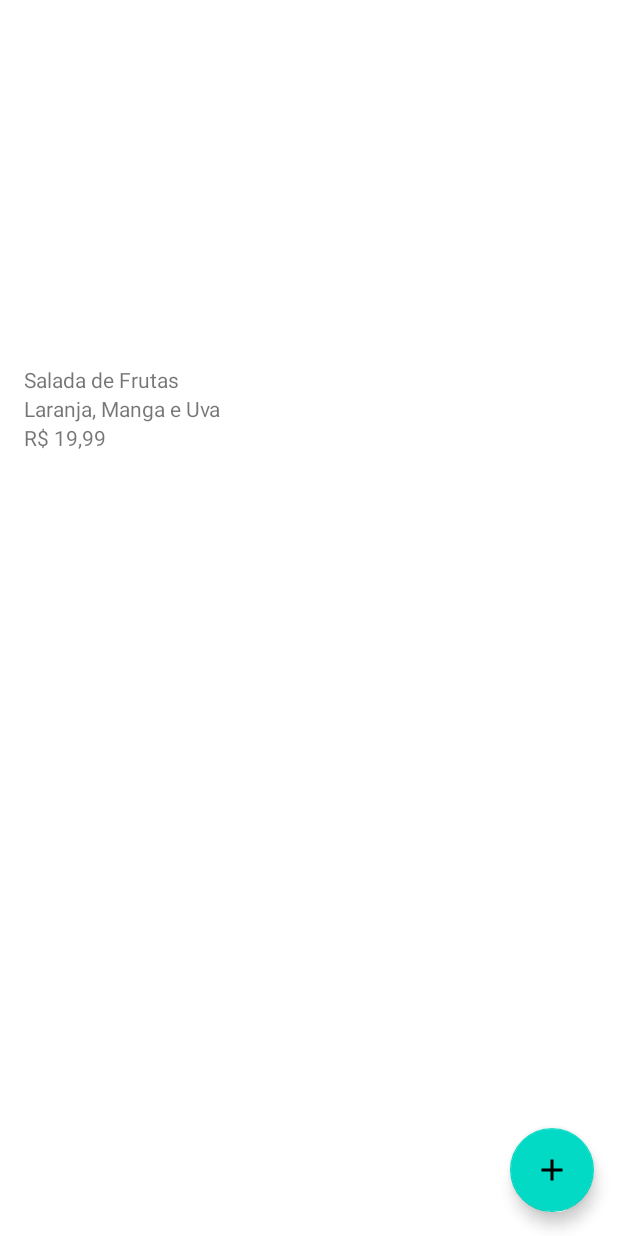
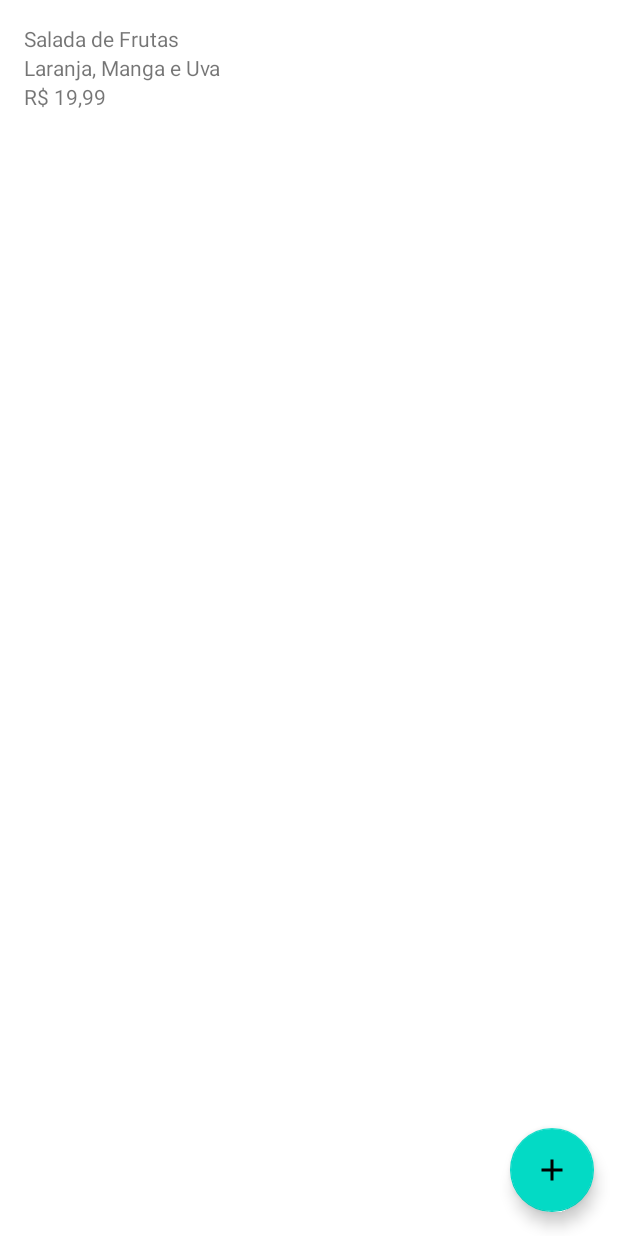
Before and after one commit to odavimaia/Orgs, an Android app: the layout activity_lista_produtos.xml on its own in the app's theme, with its tools: preview values and no code run, on a phone screen of 412 x 824 dp. Run offline under Robolectric (Android 15) with nearby library versions, the phone set to English and light mode, and no system bars.

Commit message:
Detectado um bug que não exibia o produto adicionado!

```diff
--- a/app/src/main/res/layout/activity_lista_produtos.xml
+++ b/app/src/main/res/layout/activity_lista_produtos.xml
@@ -7,13 +7,14 @@
 
     <androidx.recyclerview.widget.RecyclerView
         android:id="@+id/activity_lista_produtos_recyclerview"
-        android:layout_width="match_parent"
-        android:layout_height="wrap_content"
+        android:layout_width="0dp"
+        android:layout_height="0dp"
         app:layout_constraintBottom_toBottomOf="parent"
         app:layout_constraintEnd_toEndOf="parent"
         app:layout_constraintStart_toStartOf="parent"
         app:layout_constraintTop_toTopOf="parent"
-        tools:listitem="@layout/produto_item" />
+        app:layoutManager="androidx.recyclerview.widget.LinearLayoutManager"
+        tools:listitem="@layout/produto_item"/>
 
     <com.google.android.material.floatingactionbutton.FloatingActionButton
         android:id="@+id/botao_adiciona_produto"
```
